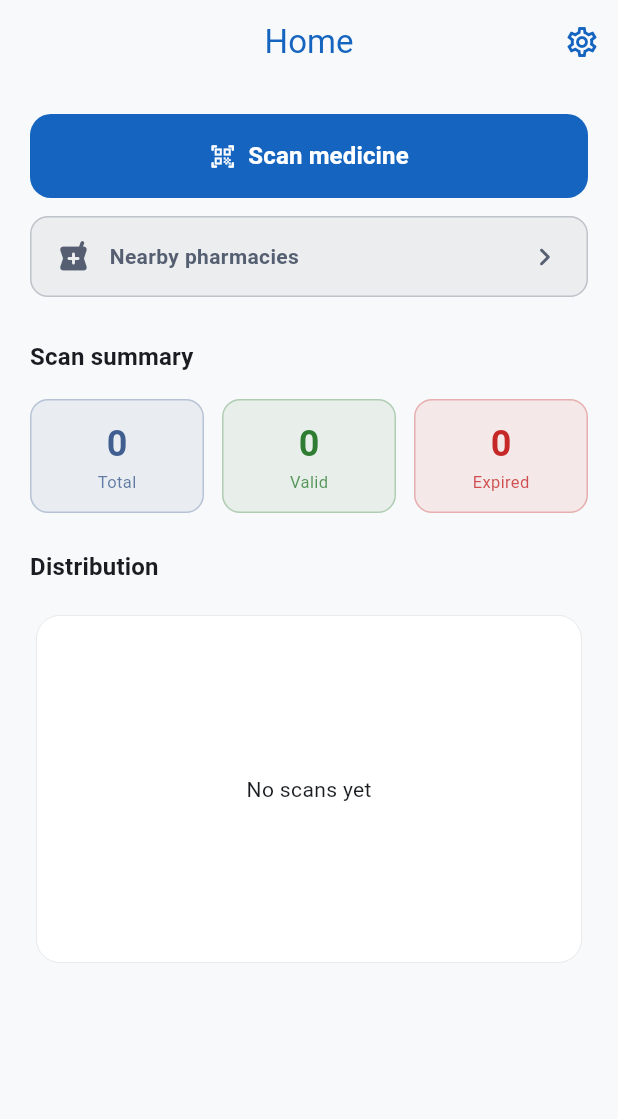
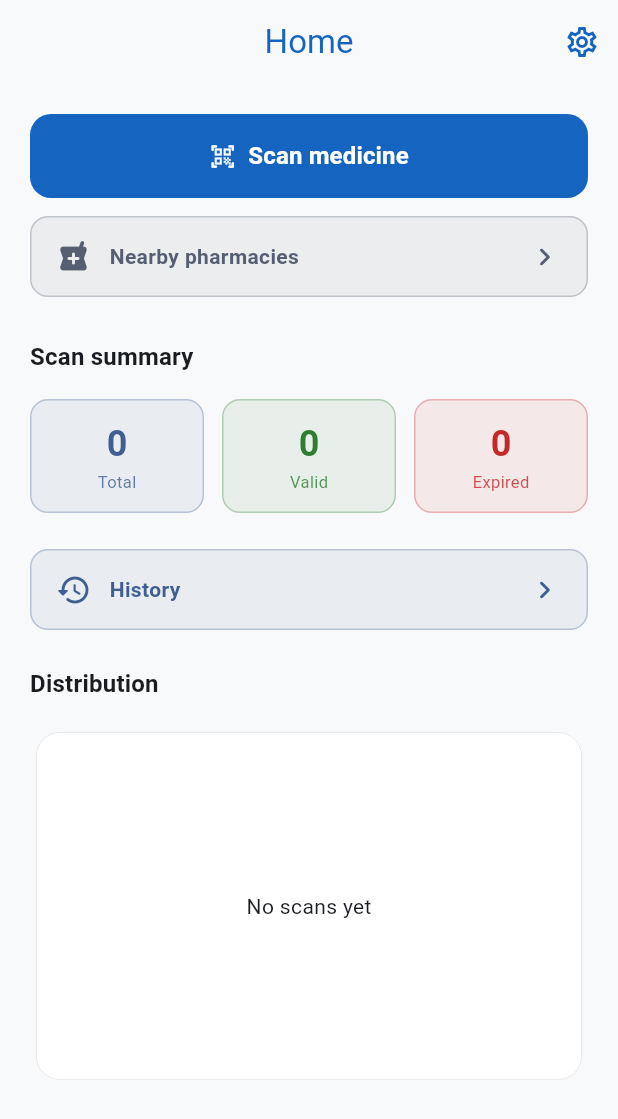
Before and after one commit to andresZam12/proyecto_Verifarmac, a Flutter app: the DashboardPage screen opened by its route, on a phone screen of 412 x 824 dp. Shown: the top 1119 px of the screen. Run offline on Flutter 3.47's test engine with Material 3 defaults, Android fonts, the phone set to English and light mode, and no system bars; our stand-ins replace camera, connectivity_plus, dio, fl_chart, flutter_map, flutter_riverpod and 6 more; missing offline and left inert: google_mlkit_text_recognition, mobile_scanner; accounts and stored records are empty; Roboto replaces fonts that are missing (Poppins).

Commit message:
corrección de error en mapa y botón de historial en inicio
- el mapa ya no falla si la API de farmacias no responde, muestra el mapa igual con un aviso de reintento
- separado el manejo de error de GPS y el de carga de farmacias
- agregado botón de historial en el home debajo de las tarjetas de estadísticas

Co-Authored-By: Claude Sonnet 4.6 <noreply@anthropic.com>

```diff
--- a/veri_farmac/lib/features/dashboard/presentation/pages/dashboard_page.dart
+++ b/veri_farmac/lib/features/dashboard/presentation/pages/dashboard_page.dart
@@ -91,6 +91,12 @@ class _DashboardPageState extends ConsumerState<DashboardPage> {
                       ]),
                       const SizedBox(height: 24),
 
+                      // Acceso al historial
+                      _HistoryCard(
+                        onPress: () => context.push(AppRoutes.history),
+                      ),
+                      const SizedBox(height: 24),
+
                       // Gráfica de distribución
                       Text(
                         l10n.distribution,
@@ -111,6 +117,40 @@ class _DashboardPageState extends ConsumerState<DashboardPage> {
                 ),
         ),
       ]),
+    );
+  }
+}
+
+class _HistoryCard extends StatelessWidget {
+  const _HistoryCard({required this.onPress});
+  final VoidCallback onPress;
+
+  @override
+  Widget build(BuildContext context) {
+    final color = Theme.of(context).colorScheme.primary;
+    return InkWell(
+      onTap: onPress,
+      borderRadius: BorderRadius.circular(12),
+      child: Container(
+        width: double.infinity,
+        padding: const EdgeInsets.symmetric(horizontal: 16, vertical: 14),
+        decoration: BoxDecoration(
+          color: color.withValues(alpha: 0.08),
+          borderRadius: BorderRadius.circular(12),
+          border: Border.all(color: color.withValues(alpha: 0.3)),
+        ),
+        child: Row(children: [
+          Icon(Icons.history_rounded, color: color),
+          const SizedBox(width: 12),
+          Expanded(
+            child: Text(
+              context.l10n.history,
+              style: TextStyle(fontWeight: FontWeight.w600, color: color),
+            ),
+          ),
+          Icon(Icons.chevron_right_rounded, color: color),
+        ]),
+      ),
     );
   }
 }
```
Also changed, not shown: veri_farmac/lib/features/map/presentation/pages/map_page.dart (+35 -0 lines), veri_farmac/lib/features/map/presentation/providers/map_provider.dart (+35 -25 lines).
